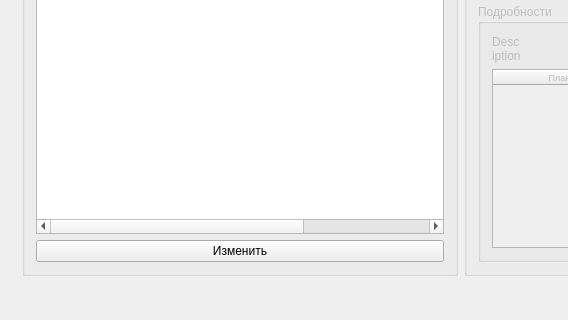
Old version of the form SalaryCount/SalaryCount/salarycount.ui in the repository artemkurylev/mdkp; both pictures show x 0 to 568 and y 349 to 669 of the 922 by 669 pixel window.
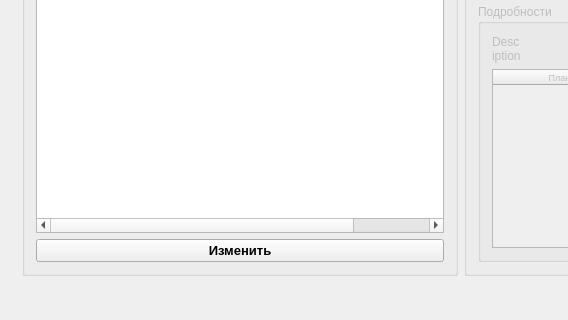
New version of the form. Icons and pictures are not drawn.

Commit message: Стили и мелкие правки внешнего вида

```diff
--- a/SalaryCount/SalaryCount/salarycount.ui
+++ b/SalaryCount/SalaryCount/salarycount.ui
@@ -771,11 +771,6 @@
                <string>Пунктуальность</string>
               </property>
              </column>
-             <column>
-              <property name="text">
-               <string>Корректировка</string>
-              </property>
-             </column>
             </widget>
            </item>
            <item>
@@ -783,6 +778,13 @@
              <property name="enabled">
               <bool>true</bool>
              </property>
+             <property name="font">
+              <font>
+               <pointsize>10</pointsize>
+               <weight>75</weight>
+               <bold>true</bold>
+              </font>
+             </property>
              <property name="text">
               <string>Изменить</string>
              </property>
```
Left out of the diff: 14 changed lines with no effect on the pictures.
